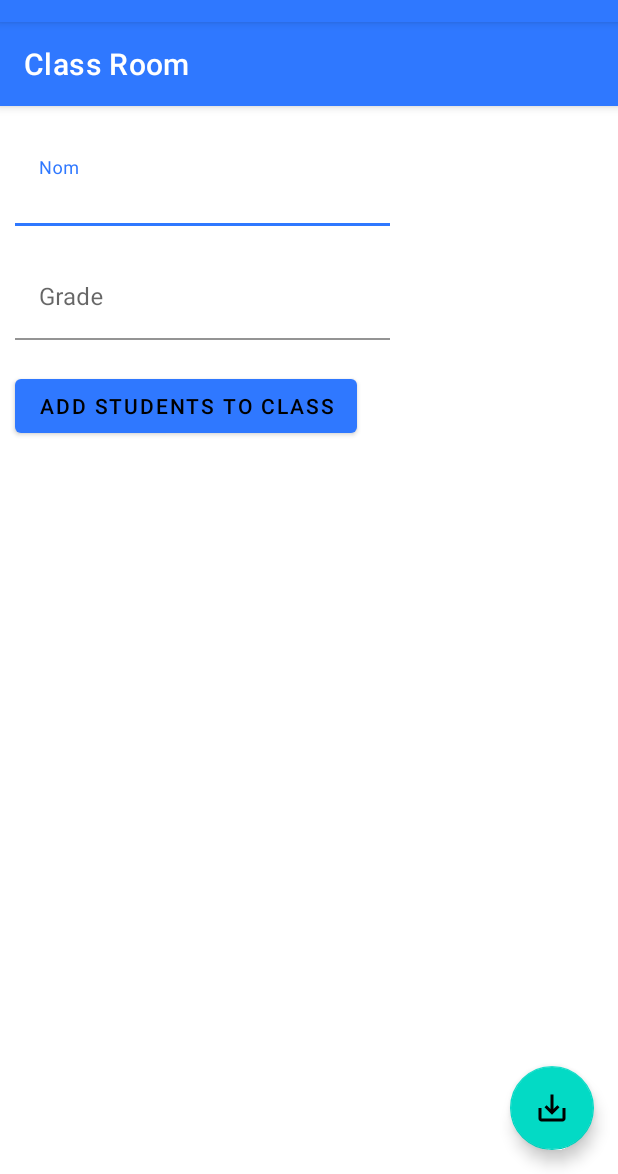
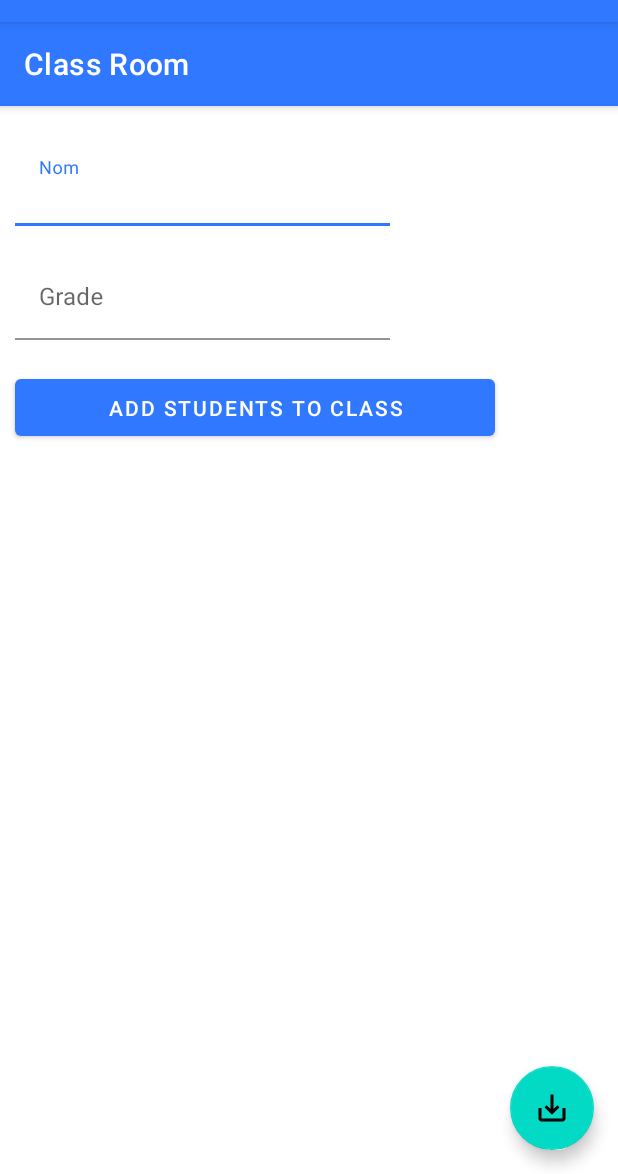
Before and after one commit to zakilebbah/classRoomManagement, an Android app: the ClassRoomWithStudents screen opened directly, with no data from a screen before it, on a phone screen of 412 x 824 dp, the part 62-1236 px from its top. Run offline under Robolectric (Android 15) with nearby library versions, the phone set to English and light mode, and no system bars; our stand-ins replace Room's generated code.

Commit message:
update classRoom

```diff
--- a/app/src/main/java/com/example/classesmanagement/classDetail.kt
+++ b/app/src/main/java/com/example/classesmanagement/classDetail.kt
@@ -57,6 +57,7 @@ class ClassDetail : AppCompatActivity() {
 
             }
         }
+        finish()
     }
 //    override fun onSupportNavigateUp(): Boolean {
 //        val navController = findNavController(R.id.nav_host_fragment_content_class_detail)
--- a/app/src/main/java/com/example/classesmanagement/models/ClasseDao.kt
+++ b/app/src/main/java/com/example/classesmanagement/models/ClasseDao.kt
@@ -1,10 +1,7 @@
 package com.example.classesmanagement.models
 
 
-import androidx.room.Dao
-import androidx.room.Delete
-import androidx.room.Insert
-import androidx.room.Query
+import androidx.room.*
 
 @Dao
 interface ClasseDao {
@@ -19,7 +16,8 @@ interface ClasseDao {
 
     @Insert
     fun insertClass(classe: Classe)
-
+    @Update(entity = Classe::class)
+    fun update(classe: Classe)
     @Delete
     fun delete(classe: Classe)
 }
--- a/app/src/main/res/layout/activity_class_detail.xml
+++ b/app/src/main/res/layout/activity_class_detail.xml
@@ -30,7 +30,7 @@
         android:layout_gravity="bottom|end"
         android:layout_marginEnd="@dimen/fab_margin"
         android:layout_marginBottom="16dp"
-        app:srcCompat="@android:drawable/ic_dialog_email"
+        app:srcCompat="@drawable/ic_baseline_save_alt_24"
         tools:ignore="SpeakableTextPresentCheck" />
 
 </androidx.coordinatorlayout.widget.CoordinatorLayout>
--- a/app/src/main/res/layout/activity_class_room_with_students.xml
+++ b/app/src/main/res/layout/activity_class_room_with_students.xml
@@ -21,11 +21,22 @@ tools:context=".ClassRoomWithStudents">
         app:popupTheme="@style/Theme.ClassesManagement.PopupOverlay" />
 
 </com.google.android.material.appbar.AppBarLayout>
+
 <LinearLayout
     android:layout_width="match_parent"
     android:layout_height="wrap_content"
     android:orientation="vertical">
+
     <include layout="@layout/content_class_detail" />
+    <Button
+        android:layout_margin="10dp"
+        android:id="@+id/addStudent"
+        android:layout_width="320dp"
+        android:layout_height="50dp"
+        android:text="Add Students to class"
+        android:textColor="@color/white"
+
+        />
     <androidx.recyclerview.widget.RecyclerView
         android:id="@+id/recyclerview"
         android:layout_width="match_parent"
@@ -36,15 +47,9 @@ tools:context=".ClassRoomWithStudents">
         app:layout_constraintRight_toRightOf="parent"
         app:layout_constraintTop_toTopOf="parent"
         />
-    <Button
-        android:layout_margin="10dp"
-        android:id="@+id/addStudent"
-        android:layout_width="wrap_content"
-        android:layout_height="wrap_content"
-        android:text="Add Students to class"
 
-        />
 </LinearLayout>
+
 <com.google.android.material.floatingactionbutton.FloatingActionButton
     android:id="@+id/fab"
     android:layout_width="wrap_content"
```
Also changed, not shown: app/src/main/java/com/example/classesmanagement/ClassRoomWithStudents.kt (+26 -0 lines).
